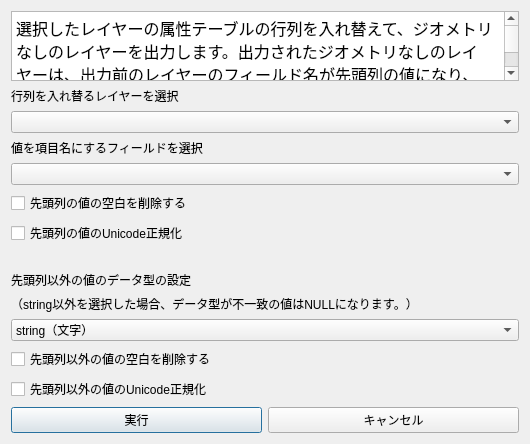
satoshi7190/columns-and-rows, file sample_menu_01.ui: the form before one commit.
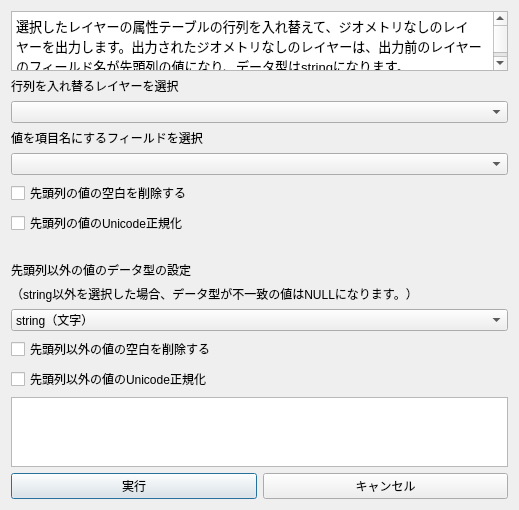
The form after the commit. Custom widgets are drawn as their Qt base class.

```diff
--- a/sample_menu_01.ui
+++ b/sample_menu_01.ui
@@ -6,8 +6,8 @@
    <rect>
     <x>0</x>
     <y>0</y>
-    <width>530</width>
-    <height>380</height>
+    <width>519</width>
+    <height>497</height>
    </rect>
   </property>
   <property name="windowTitle">
@@ -16,12 +16,24 @@
   <layout class="QVBoxLayout" name="verticalLayout">
    <item>
     <widget class="QTextBrowser" name="textBrowser">
+     <property name="sizePolicy">
+      <sizepolicy hsizetype="Expanding" vsizetype="Fixed">
+       <horstretch>0</horstretch>
+       <verstretch>0</verstretch>
+      </sizepolicy>
+     </property>
+     <property name="maximumSize">
+      <size>
+       <width>16777215</width>
+       <height>60</height>
+      </size>
+     </property>
      <property name="html">
       <string>&lt;!DOCTYPE HTML PUBLIC &quot;-//W3C//DTD HTML 4.0//EN&quot; &quot;http://www.w3.org/TR/REC-html40/strict.dtd&quot;&gt;
 &lt;html&gt;&lt;head&gt;&lt;meta name=&quot;qrichtext&quot; content=&quot;1&quot; /&gt;&lt;style type=&quot;text/css&quot;&gt;
 p, li { white-space: pre-wrap; }
 &lt;/style&gt;&lt;/head&gt;&lt;body style=&quot; font-family:'MS UI Gothic'; font-size:9pt; font-weight:400; font-style:normal;&quot;&gt;
-&lt;p style=&quot; margin-top:0px; margin-bottom:0px; margin-left:0px; margin-right:0px; -qt-block-indent:0; text-indent:0px;&quot;&gt;&lt;span style=&quot; font-size:12pt;&quot;&gt;選択したレイヤーの属性テーブルの行列を入れ替えて、ジオメトリなしのレイヤーを出力します。出力されたジオメトリなしのレイヤーは、出力前のレイヤーのフィールド名が先頭列の値になり、データ型はstringになります。&lt;/span&gt;&lt;/p&gt;&lt;/body&gt;&lt;/html&gt;</string>
+&lt;p style=&quot; margin-top:0px; margin-bottom:0px; margin-left:0px; margin-right:0px; -qt-block-indent:0; text-indent:0px;&quot;&gt;&lt;span style=&quot; font-size:10pt;&quot;&gt;選択したレイヤーの属性テーブルの行列を入れ替えて、ジオメトリなしのレイヤーを出力します。出力されたジオメトリなしのレイヤーは、出力前のレイヤーのフィールド名が先頭列の値になり、データ型はstringになります。&lt;/span&gt;&lt;/p&gt;&lt;/body&gt;&lt;/html&gt;</string>
      </property>
     </widget>
    </item>
@@ -125,6 +137,9 @@
      </property>
     </widget>
    </item>
+   <item>
+    <widget class="QTableWidget" name="tableWidget"/>
+   </item>
    <item>
     <layout class="QHBoxLayout" name="horizontalLayout">
      <item>
```
